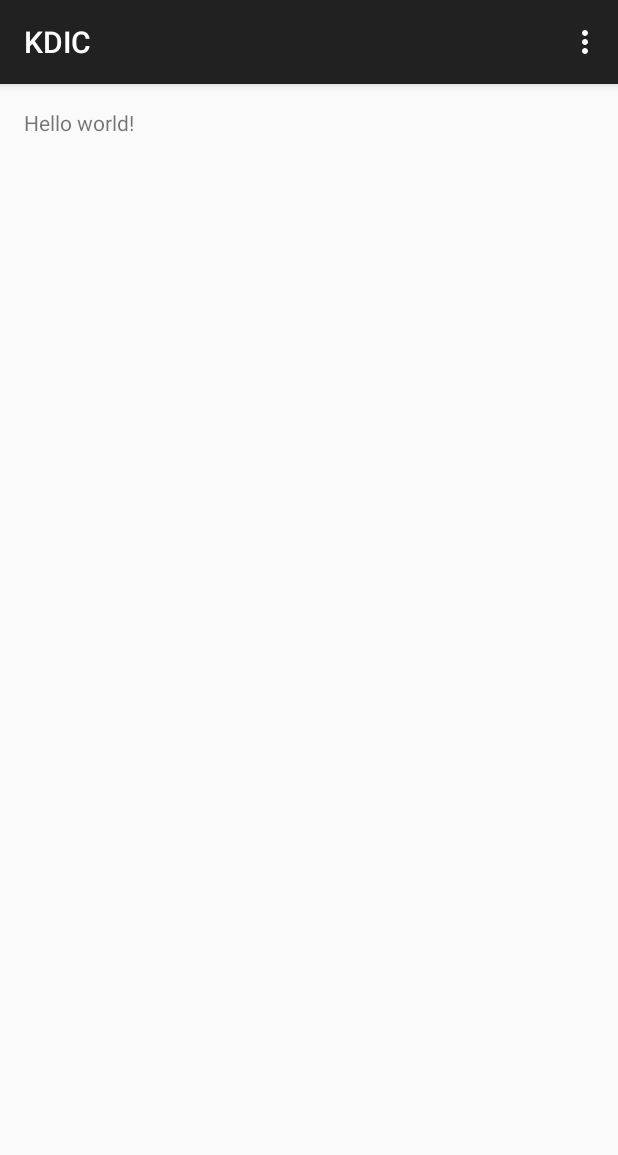
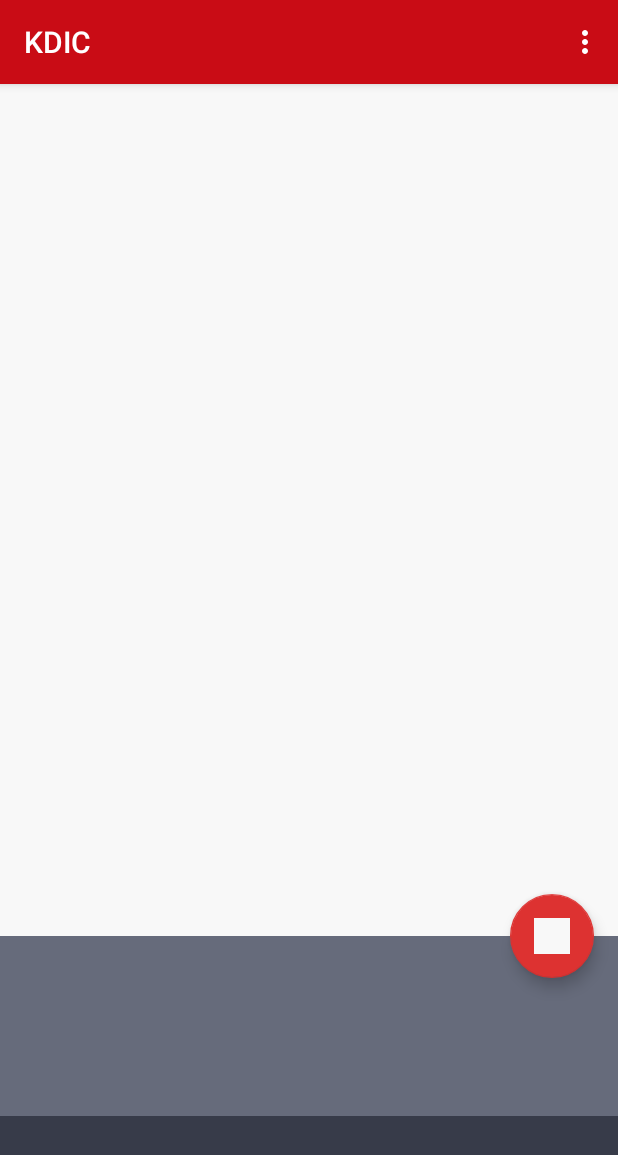
Before and after one commit to GrinnellAppDev/KDIC-Radio-Android, an Android app: the screen it shows after launch (MainActivity), on a phone screen of 412 x 824 dp. Shown: the top 1155 px of the screen. Run offline under Robolectric (Android 15) with nearby library versions, the phone set to English and light mode, and no system bars.

Commit message:
fab added

```diff
--- a/app/build.gradle
+++ b/app/build.gradle
@@ -22,4 +22,5 @@ android {
 dependencies {
     compile fileTree(dir: 'libs', include: ['*.jar'])
     compile 'com.android.support:appcompat-v7:23.0.1'
+    compile 'com.android.support:design:23.0.1'
 }
--- a/app/src/main/AndroidManifest.xml
+++ b/app/src/main/AndroidManifest.xml
@@ -4,9 +4,10 @@
 
     <application
         android:allowBackup="true"
-        android:icon="@mipmap/ic_launcher"
+        android:icon="@drawable/ic_launcher"
         android:label="@string/app_name"
-        android:theme="@style/AppTheme" >
+        android:theme="@style/AppTheme"
+        android:screenOrientation="portrait">
         <activity
             android:name=".MainActivity"
             android:label="@string/app_name" >
--- a/app/src/main/res/layout/fragment_main.xml
+++ b/app/src/main/res/layout/fragment_main.xml
@@ -1,11 +1,44 @@
 <RelativeLayout xmlns:android="http://schemas.android.com/apk/res/android"
-    xmlns:tools="http://schemas.android.com/tools" android:layout_width="match_parent"
-    android:layout_height="match_parent" android:paddingLeft="@dimen/activity_horizontal_margin"
-    android:paddingRight="@dimen/activity_horizontal_margin"
-    android:paddingTop="@dimen/activity_vertical_margin"
-    android:paddingBottom="@dimen/activity_vertical_margin" tools:context=".MainActivityFragment">
+    xmlns:app="http://schemas.android.com/apk/res-auto"
+    xmlns:tools="http://schemas.android.com/tools"
+    android:layout_width="match_parent"
+    android:layout_height="match_parent"
+    tools:context=".MainActivityFragment">
 
-    <TextView android:text="@string/hello_world" android:layout_width="wrap_content"
-        android:layout_height="wrap_content" />
+    <LinearLayout
+        android:id="@+id/ll_play"
+        android:layout_width="match_parent"
+        android:layout_height="80dp"
+        android:layout_alignParentBottom="true"
+        android:background="@color/accent_dark"
+        android:orientation="horizontal">
+
+    </LinearLayout>
+
+    <LinearLayout
+        android:id="@+id/ll_track_info"
+        android:layout_width="match_parent"
+        android:layout_height="120dp"
+        android:layout_above="@id/ll_play"
+        android:background="@color/accent"
+        android:orientation="vertical">
+
+    </LinearLayout>
+
+
+    <android.support.design.widget.FloatingActionButton
+        android:id="@+id/fab_favorite"
+        android:layout_width="wrap_content"
+        android:layout_height="wrap_content"
+        android:layout_alignBottom="@id/ll_track_info"
+        android:layout_alignRight="@id/ll_track_info"
+        android:layout_marginBottom="92dp"
+        android:layout_marginRight="16dp"
+        android:clickable="true"
+        android:src="@color/background_white"
+        app:backgroundTint="@color/primary_light"
+        app:elevation="6dp"
+        app:fabSize="normal" />
+
 
 </RelativeLayout>
--- /dev/null
+++ b/app/src/main/res/values/color.xml
@@ -0,0 +1,9 @@
+<?xml version="1.0" encoding="utf-8"?>
+<resources>
+    <color name="primary" >#C90C15</color>
+    <color name="primary_dark" >#A5080E</color>
+    <color name="primary_light" >#DD3231</color>
+    <color name="accent" >#666B7B</color>
+    <color name="accent_dark" >#373B49</color>
+    <color name="background_white" >#F8F8F8</color>
+</resources>
--- a/app/src/main/res/values/styles.xml
+++ b/app/src/main/res/values/styles.xml
@@ -2,7 +2,16 @@
 
     <!-- Base application theme. -->
     <style name="AppTheme" parent="Theme.AppCompat.Light.DarkActionBar">
-        <!-- Customize your theme here. -->
+        <!--Main Theme Colors-->
+        <!--   primary branding color for the app -->
+        <item name="colorPrimary">@color/primary</item>
+        <!--   darker variant for the status bar and contextual app bars -->
+        <item name="colorPrimaryDark">@color/primary_dark</item>
+        <!--   theme UI controls like checkboxes and text fields -->
+        <item name="colorAccent">@color/accent</item>
+        <!--   window background color-->
+        <item name="android:windowBackground">@color/background_white</item>
+
     </style>
 
 </resources>
```
Also changed, not shown: app/src/main/res/drawable/ic_launcher.png (added), app/src/main/res/mipmap-hdpi/ic_launcher.png (deleted), app/src/main/res/mipmap-mdpi/ic_launcher.png (deleted), app/src/main/res/mipmap-xhdpi/ic_launcher.png (deleted), app/src/main/res/mipmap-xxhdpi/ic_launcher.png (deleted), 1 other file.
